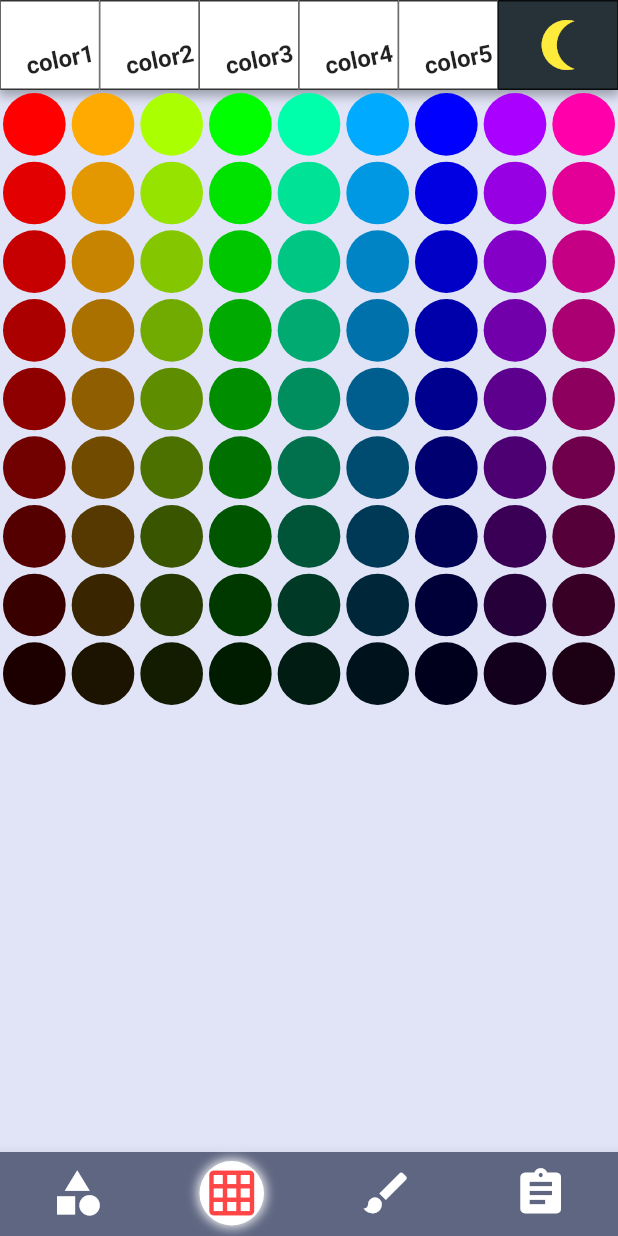
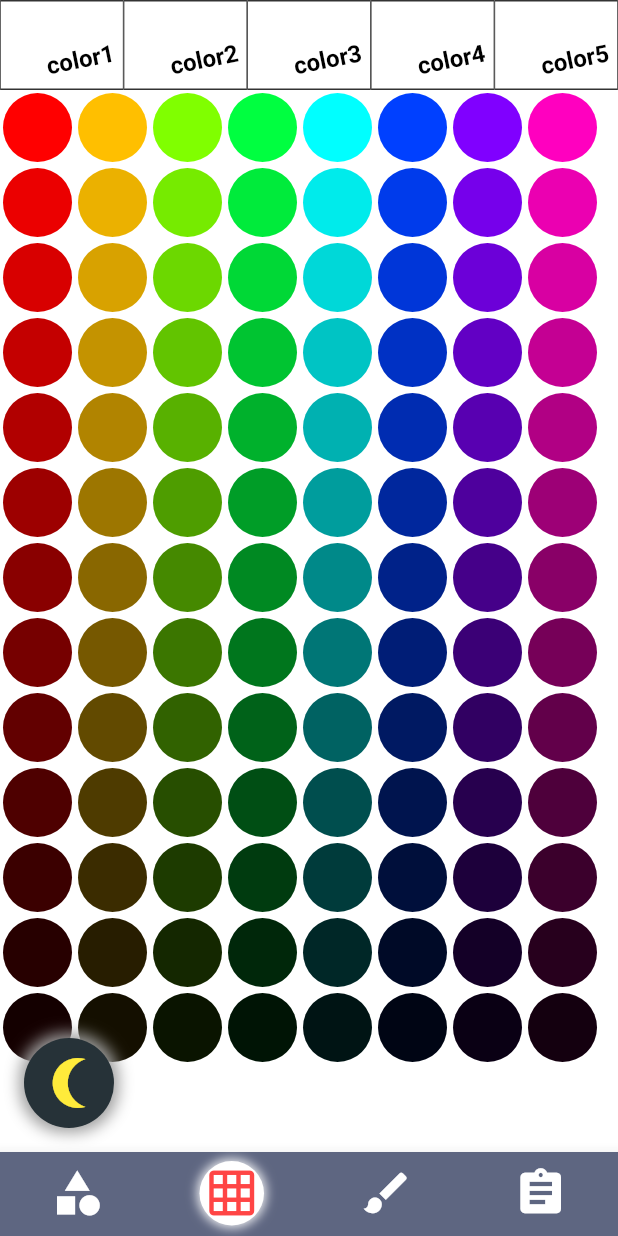
Before and after one commit to shogoisaji/colasol, a Flutter app: the screen it shows after launch, item 2 of the bottom bar chosen, after a tap on the "sunny" icon, on a phone screen of 412 x 824 dp. Run offline on Flutter 3.47's test engine with Material 2 defaults, Android fonts, the phone set to English and light mode, and no system bars; our stand-ins replace flutter_hooks, flutter_riverpod, hooks_riverpod, riverpod_annotation, share_plus, simple_animations and 1 more; generated files the repository leaves out were written again; Roboto replaces fonts that are missing (NotoSansJP).

Commit message:
flexible set array

```diff
--- a/lib/config/config.dart
+++ b/lib/config/config.dart
@@ -1,5 +1,6 @@
 const maxIndex = 256 * 6;
-const int maxHorizontal = 9;
-const int maxVertical = 9;
+// const int maxHorizontal = 9;
+// const int maxVertical = 13;
 const int maxRandomHorizontal = 5;
 const int maxRandomVertical = 7;
+const double itemSize = 50;
--- a/lib/model/color_hsv.dart
+++ b/lib/model/color_hsv.dart
@@ -32,7 +32,8 @@ class ColorHelper {
     return HSVColor.fromAHSV(1.0, hue, saturation, value).toColor();
   }
 
-  Color getDetailColor(int x, int y, Color color) {
+  Color getDetailColor(
+      int x, int y, int maxHorizontal, int maxVertical, Color color) {
     final double hue = colorToHSV(color)['hue'] as double;
     final double saturation = colorToHSV(color)['saturation'] as double;
     final double value = colorToHSV(color)['value'] as double;
--- a/lib/model/scale_type.dart
+++ b/lib/model/scale_type.dart
@@ -1,14 +1,12 @@
 enum ScaleType {
   scale1,
   scale2,
-  scale3,
 }
 
 extension GenderExtension on ScaleType {
   static final Map<ScaleType, double> scaleRate = {
     ScaleType.scale1: 1,
     ScaleType.scale2: 1 / 4,
-    ScaleType.scale3: 1 / 8
   };
 
   double get scaleRateValue => scaleRate[this]!;
--- a/lib/pages/color_select_page.dart
+++ b/lib/pages/color_select_page.dart
@@ -6,6 +6,7 @@ import 'package:colasol/config/config.dart';
 import 'package:colasol/model/color_hsv.dart';
 import 'package:colasol/model/scale_type.dart';
 import 'package:colasol/state/state.dart';
+import 'package:colasol/widgets/light_mode_button.dart';
 import 'package:flutter/material.dart';
 import 'package:flutter_hooks/flutter_hooks.dart';
 import 'package:flutter_riverpod/flutter_riverpod.dart';
@@ -16,6 +17,9 @@ class ColorSelectPage extends HookConsumerWidget {
 
   @override
   Widget build(BuildContext context, WidgetRef ref) {
+    final int maxHorizontal = MediaQuery.of(context).size.width ~/ itemSize;
+    final int maxVertical =
+        (MediaQuery.of(context).size.height - 150) ~/ itemSize;
     final animationController = useAnimationController(
       duration: const Duration(milliseconds: 800),
     );
@@ -47,9 +51,8 @@ class ColorSelectPage extends HookConsumerWidget {
               y / maxVertical * ScaleType.scale1.scaleRateValue,
               isLightMode);
         case ScaleType.scale2:
-          return ColorHelper().getDetailColor(x, y, tappedColor);
-        case ScaleType.scale3:
-          return ColorHelper().getDetailColor(x, y, tappedColor);
+          return ColorHelper()
+              .getDetailColor(x, y, maxHorizontal, maxVertical, tappedColor);
       }
     }
 
@@ -59,11 +62,13 @@ class ColorSelectPage extends HookConsumerWidget {
       return {'x': startX, 'y': startY};
     }
 
-    return SingleChildScrollView(
+    return Container(
+      width: double.infinity,
+      height: double.infinity,
+      color: ref.watch(lightModeProvider) ? Colors.black : Colors.white,
       child: Stack(
         children: [
-          Container(
-            child: Column(
+          Column(
             children: [
               for (int y = 0; y < maxVertical; y++) ...{
                 Row(
@@ -71,15 +76,12 @@ class ColorSelectPage extends HookConsumerWidget {
                     for (int x = 0; x < maxHorizontal; x++) ...{
                       GestureDetector(
                           onTap: () {
-                              print('tap  $x:$y');
                             Color color = createColor(
                                 ref.watch(scaleStateProvider), x, y);
                             ref
                                 .read(tappedColorProvider.notifier)
                                 .setColor(color);
-                              ref
-                                  .read(scaleStateProvider.notifier)
-                                  .changeScale();
+                            ref.read(scaleStateProvider.notifier).changeScale();
                             ref.read(tapStateProvider.notifier).tapped();
                             if (ref.watch(scaleStateProvider) ==
                                 ScaleType.scale2) {
@@ -103,30 +105,12 @@ class ColorSelectPage extends HookConsumerWidget {
                               data: createColor(
                                   ref.watch(scaleStateProvider), x, y),
                               feedback: DragAnimation(
-                                child: Container(
-                                  decoration: BoxDecoration(
-                                    borderRadius: BorderRadius.circular(200),
-                                    color: createColor(
-                                        ref.watch(scaleStateProvider), x, y),
-                                  ),
-                                  width: MediaQuery.of(context).size.width /
-                                      maxHorizontal *
-                                      1.2,
-                                  height: MediaQuery.of(context).size.width /
-                                      maxHorizontal *
-                                      1.2,
-                                ),
-                              ),
-                              child: AppearAnimation(
-                                delay: Random().nextDouble(),
+                                  child: SizedBox(
+                                width: itemSize,
+                                child: AspectRatio(
+                                  aspectRatio: 1,
                                   child: Container(
                                     margin: const EdgeInsets.all(margin),
-                                  width: (MediaQuery.of(context).size.width -
-                                          2 * margin * maxHorizontal) /
-                                      maxHorizontal,
-                                  height: (MediaQuery.of(context).size.width -
-                                          2 * margin * maxHorizontal) /
-                                      maxHorizontal,
                                     decoration: BoxDecoration(
                                       borderRadius: BorderRadius.circular(200),
                                       color: createColor(
@@ -134,13 +118,31 @@ class ColorSelectPage extends HookConsumerWidget {
                                     ),
                                   ),
                                 ),
-                            ))
+                              )),
+                              child: AppearAnimation(
+                                  delay: Random().nextDouble(),
+                                  child: SizedBox(
+                                    width: itemSize,
+                                    child: AspectRatio(
+                                      aspectRatio: 1,
+                                      child: Container(
+                                        margin: const EdgeInsets.all(margin),
+                                        decoration: BoxDecoration(
+                                          borderRadius:
+                                              BorderRadius.circular(200),
+                                          color: createColor(
+                                              ref.watch(scaleStateProvider),
+                                              x,
+                                              y),
+                                        ),
+                                      ),
+                                    ),
+                                  ))))
                     }
                   ],
                 )
               }
             ],
-            ),
           ),
           IgnorePointer(
             child: Container(
@@ -160,22 +162,35 @@ class ColorSelectPage extends HookConsumerWidget {
                             alignment: Alignment.topLeft,
                             child: Transform.scale(
                               scale: animationController.value * 1.2,
+                              child: SizedBox(
+                                width: itemSize,
+                                child: AspectRatio(
+                                  aspectRatio: 1,
                                   child: Container(
-                                  width: (MediaQuery.of(context).size.width -
-                                          2 * margin * maxHorizontal) /
-                                      maxHorizontal,
-                                  height: MediaQuery.of(context).size.width /
-                                      maxHorizontal,
                                       decoration: BoxDecoration(
-                                      borderRadius: BorderRadius.circular(100),
+                                          borderRadius:
+                                              BorderRadius.circular(100),
                                           color: ref
                                               .watch(tappedColorProvider)
                                               .withOpacity(
                                                   animationController.value))),
+                                ),
+                              ),
                             )));
                   }),
             ),
-          )
+          ),
+          Align(
+            alignment: Alignment.bottomLeft,
+            child: Padding(
+              padding: const EdgeInsets.all(16.0),
+              child: InkWell(
+                  onTap: () {
+                    ref.read(lightModeProvider.notifier).changeMode();
+                  },
+                  child: const LightModeButton()),
+            ),
+          ),
         ],
       ),
     );
--- a/lib/pages/main_page.dart
+++ b/lib/pages/main_page.dart
@@ -100,8 +100,11 @@ class MainPage extends ConsumerWidget {
                           });
                     },
                     child: Container(
-                      width: MediaQuery.of(context).size.width - 80,
+                      width: MediaQuery.of(context).size.width,
                       height: 60,
+                      color: ref.watch(lightModeProvider)
+                          ? Colors.black
+                          : Colors.white,
                       child: ListView.builder(
                           scrollDirection: Axis.horizontal,
                           itemCount: 5,
@@ -114,20 +117,18 @@ class MainPage extends ConsumerWidget {
                               },
                               builder: (context, candidateData, rejectedData) =>
                                   Container(
-                                width:
-                                    (MediaQuery.of(context).size.width - 80) /
-                                        5,
+                                width: MediaQuery.of(context).size.width / 5,
                                 decoration: BoxDecoration(
                                   border: Border.symmetric(
                                       horizontal: BorderSide(
                                           width: 1,
                                           color: ref.watch(lightModeProvider)
-                                              ? Colors.black.withOpacity(0.2)
+                                              ? Colors.white
                                               : Colors.black.withOpacity(0.8)),
                                       vertical: BorderSide(
                                           width: 0.5,
                                           color: ref.watch(lightModeProvider)
-                                              ? Colors.black.withOpacity(0.2)
+                                              ? Colors.white
                                               : Colors.black.withOpacity(0.8))),
                                   color: ref.watch(selectedColorsProvider)[
                                       'color${index + 1}'],
@@ -138,6 +139,13 @@ class MainPage extends ConsumerWidget {
                                       angle: -0.2,
                                       child: Text(
                                         'color${index + 1}',
+                                        style: TextStyle(
+                                          color: ref.watch(lightModeProvider)
+                                              ? Colors.white
+                                              : Colors.black,
+                                          // fontSize: 20,
+                                          // fontWeight: FontWeight.bold,
+                                        ),
                                       ),
                                     )),
                               ),
@@ -145,37 +153,37 @@ class MainPage extends ConsumerWidget {
                           }),
                     ),
                   ),
-                  Expanded(
-                    child: InkWell(
-                      onTap: () {
-                        ref.read(lightModeProvider.notifier).changeMode();
-                      },
-                      child: Container(
-                          height: 60,
-                          alignment: Alignment.center,
-                          decoration: BoxDecoration(
-                            border: Border.symmetric(
-                                horizontal: BorderSide(
-                                    width: 1,
-                                    color: ref.watch(lightModeProvider)
-                                        ? Colors.black.withOpacity(0.2)
-                                        : Colors.black.withOpacity(0.8)),
-                                vertical: BorderSide(
-                                    width: 0.5,
-                                    color: ref.watch(lightModeProvider)
-                                        ? Colors.black.withOpacity(0.2)
-                                        : Colors.black.withOpacity(0.8))),
-                            color: ref.watch(lightModeProvider)
-                                ? Colors.blue[100]
-                                : Colors.blueGrey[900],
-                          ),
-                          child: ref.watch(lightModeProvider)
-                              ? const Icon(Icons.sunny,
-                                  color: Colors.orange, size: 40)
-                              : const Icon(Icons.nightlight_round_sharp,
-                                  color: Colors.yellow, size: 40)),
-                    ),
-                  ),
+                  // Expanded(
+                  //   child: InkWell(
+                  //     onTap: () {
+                  //       ref.read(lightModeProvider.notifier).changeMode();
+                  //     },
+                  //     child: Container(
+                  //         height: 60,
+                  //         alignment: Alignment.center,
+                  //         decoration: BoxDecoration(
+                  //           border: Border.symmetric(
+                  //               horizontal: BorderSide(
+                  //                   width: 1,
+                  //                   color: ref.watch(lightModeProvider)
+                  //                       ? Colors.black.withOpacity(0.2)
+                  //                       : Colors.black.withOpacity(0.8)),
+                  //               vertical: BorderSide(
+                  //                   width: 0.5,
+                  //                   color: ref.watch(lightModeProvider)
+                  //                       ? Colors.black.withOpacity(0.2)
+                  //                       : Colors.black.withOpacity(0.8))),
+                  //           color: ref.watch(lightModeProvider)
+                  //               ? Colors.blue[100]
+                  //               : Colors.blueGrey[900],
+                  //         ),
+                  //         child: ref.watch(lightModeProvider)
+                  //             ? const Icon(Icons.sunny,
+                  //                 color: Colors.orange, size: 40)
+                  //             : const Icon(Icons.nightlight_round_sharp,
+                  //                 color: Colors.yellow, size: 40)),
+                  //   ),
+                  // ),
                 ],
               ),
             ),
--- a/lib/pages/random_page.dart
+++ b/lib/pages/random_page.dart
@@ -6,6 +6,7 @@ import 'package:colasol/config/config.dart';
 import 'package:colasol/model/randomColorObject.dart';
 import 'package:colasol/state/state.dart';
 import 'package:colasol/theme/color_theme.dart';
+import 'package:colasol/widgets/light_mode_button.dart';
 import 'package:flutter/material.dart';
 import 'package:flutter_riverpod/flutter_riverpod.dart';
 import 'package:hooks_riverpod/hooks_riverpod.dart';
@@ -154,31 +155,7 @@ class _RandomPageState extends ConsumerState<RandomPage>
                       _controller.forward();
                     });
                   },
-                  child: Container(
-                      width: 60,
-                      height: 60,
-                      alignment: Alignment.center,
-                      decoration: BoxDecoration(
-                        borderRadius: BorderRadius.circular(30),
-                        color: ref.watch(lightModeProvider)
-                            ? Colors.blue[100]
-                            : Colors.blueGrey[900],
-                        boxShadow: [
-                          BoxShadow(
-                            color: ref.watch(lightModeProvider)
-                                ? Colors.black.withOpacity(0.4)
-                                : Colors.grey.withOpacity(1.0),
-                            spreadRadius: 3.0,
-                            blurRadius: 8,
-                            offset: const Offset(0, 0),
-                          ),
-                        ],
-                      ),
-                      child: ref.watch(lightModeProvider)
-                          ? const Icon(Icons.sunny,
-                              color: Colors.orange, size: 40)
-                          : const Icon(Icons.nightlight_round_sharp,
-                              color: Colors.yellow, size: 40)),
+                  child: const LightModeButton(),
                 )),
           ),
         ],
--- a/lib/state/state.dart
+++ b/lib/state/state.dart
@@ -10,21 +10,21 @@ part 'state.g.dart';
 class SelectedColors extends _$SelectedColors {
   @override
   Map<String, Color> build() => {
-        'color1': Colors.white,
-        'color2': Colors.white,
-        'color3': Colors.white,
-        'color4': Colors.white,
-        'color5': Colors.white,
+        'color1': Colors.transparent,
+        'color2': Colors.transparent,
+        'color3': Colors.transparent,
+        'color4': Colors.transparent,
+        'color5': Colors.transparent,
       };
 
   void setColor(String index, Color color) => state[index] = color;
 
   void resetColor() => state = {
-        'color1': Colors.white,
-        'color2': Colors.white,
-        'color3': Colors.white,
-        'color4': Colors.white,
-        'color5': Colors.white,
+        'color1': Colors.transparent,
+        'color2': Colors.transparent,
+        'color3': Colors.transparent,
+        'color4': Colors.transparent,
+        'color5': Colors.transparent,
       };
 }
 
@@ -49,10 +49,6 @@ class scaleState extends _$scaleState {
         break;
       case ScaleType.scale2:
         state = ScaleType.scale1;
-        break;
-      case ScaleType.scale3:
-        state = ScaleType.scale1;
-        ref.read(selectedCoordinateProvider.notifier).selectCoordinate(0, 0);
         break;
     }
   }
@@ -81,7 +77,6 @@ class tapState extends _$tapState {
   bool build() => false;
 
   void tapped() => state = !state;
-  // void untapped() => state = false;
 }
 
 @riverpod
--- /dev/null
+++ b/lib/widgets/light_mode_button.dart
@@ -0,0 +1,35 @@
+import 'package:colasol/state/state.dart';
+import 'package:flutter/material.dart';
+import 'package:flutter_riverpod/flutter_riverpod.dart';
+
+class LightModeButton extends ConsumerWidget {
+  const LightModeButton({super.key});
+
+  @override
+  Widget build(BuildContext context, WidgetRef ref) {
+    return Container(
+        width: 60,
+        height: 60,
+        alignment: Alignment.center,
+        decoration: BoxDecoration(
+          borderRadius: BorderRadius.circular(30),
+          color: ref.watch(lightModeProvider)
+              ? Colors.blue[50]
+              : Colors.blueGrey[900],
+          boxShadow: [
+            BoxShadow(
+              color: ref.watch(lightModeProvider)
+                  ? Colors.black.withOpacity(0.4)
+                  : Colors.grey.withOpacity(1.0),
+              spreadRadius: 3.0,
+              blurRadius: 8,
+              offset: const Offset(0, 0),
+            ),
+          ],
+        ),
+        child: ref.watch(lightModeProvider)
+            ? const Icon(Icons.sunny, color: Colors.orange, size: 40)
+            : const Icon(Icons.nightlight_round_sharp,
+                color: Colors.yellow, size: 40));
+  }
+}
```
Also changed, not shown: lib/state/state.g.dart. Lines whose indentation alone changed are shown as unchanged.
